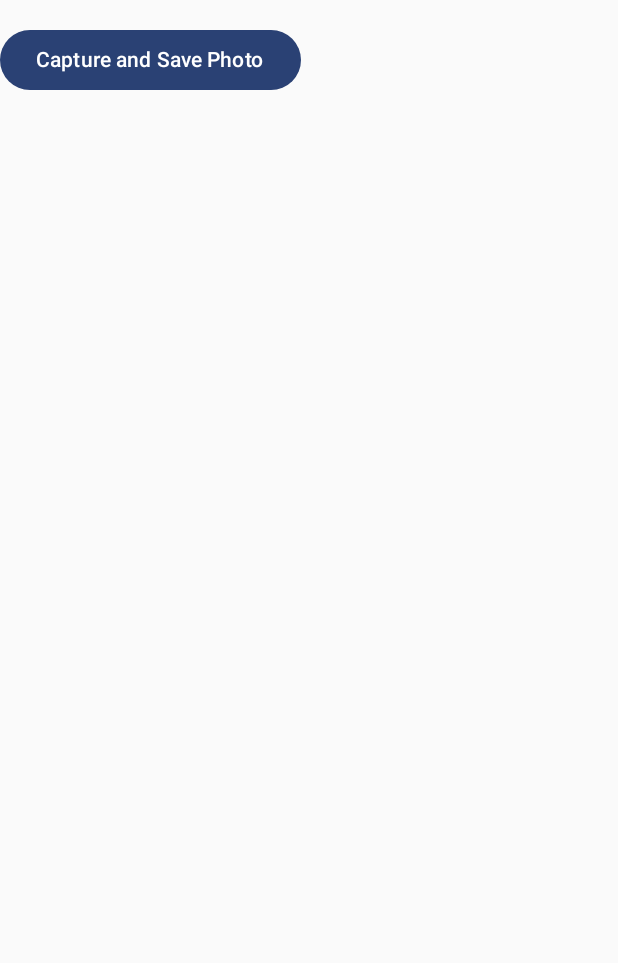
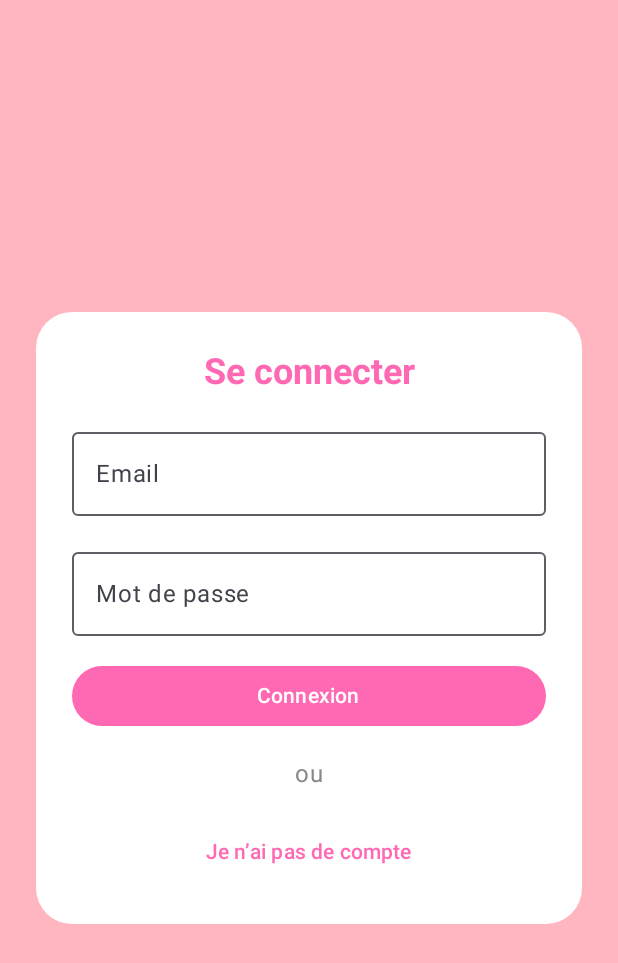
Before and after one commit to KarenKhou/SmartCloset, an Android app built with Jetpack Compose: the screen it shows after launch (MainActivity), on a phone screen of 412 x 824 dp. Shown: the top 963 px of the screen. Run offline under Robolectric (Android 15) with nearby library versions, the phone set to English and light mode, and no system bars; libraries missing offline, so code that uses them is left out: io.github.jan.supabase.

Commit message:
front-end changes1

```diff
--- a/MobileApp/app/build.gradle.kts
+++ b/MobileApp/app/build.gradle.kts
@@ -76,7 +76,8 @@ dependencies {
     implementation ("androidx.camera:camera-lifecycle:1.4.2")
     // CameraX View library
     implementation ("androidx.camera:camera-view:1.4.2")
-
+    implementation ("androidx.compose.material:material-icons-extended:1.4.0")
+    implementation ("io.coil-kt:coil-compose:2.1.0")
 
 
 
--- a/MobileApp/app/src/main/java/com/example/tesy2/MainActivity.kt
+++ b/MobileApp/app/src/main/java/com/example/tesy2/MainActivity.kt
@@ -53,6 +53,8 @@ import io.github.jan.supabase.auth.FlowType
 import io.github.jan.supabase.auth.auth
 import io.github.jan.supabase.auth.providers.builtin.Email
 import kotlinx.coroutines.launch
+import com.example.tesy2.ui.navigation.AppNavHost
+
 
 
 
@@ -73,11 +75,15 @@ class MainActivity : ComponentActivity() {
         setContent {
             Tesy2Theme {
                val navController = rememberNavController()
-               //AppNavHost(navController = navController)
+              AppNavHost(navController = navController)
                 //ClothingScreen(navController = navController)
                 //AddClothingScreen()
                 //SuggScreen(navController = navController)
-                CameraScreen()
+                //CameraScreen()
+//                Surface(color = MaterialTheme.colors.background) {
+
+               // }
+
             }
         }
     }
--- a/MobileApp/app/src/main/java/com/example/tesy2/ui/navigation/AppNavHost.kt
+++ b/MobileApp/app/src/main/java/com/example/tesy2/ui/navigation/AppNavHost.kt
@@ -20,7 +20,9 @@ fun AppNavHost(navController: NavHostController) {
         composable("sign_up") {
             SignUpScreen(navController = navController)
         }
-
+        composable("main") {
+            MainScreenWithBottomNav(navController)
+        }
         // Tu pourras ajouter ici d'autres routes plus tard (home, profil, etc.)
     }
 }
--- a/MobileApp/app/src/main/java/com/example/tesy2/ui/screens/ClothingListScreen.kt
+++ b/MobileApp/app/src/main/java/com/example/tesy2/ui/screens/ClothingListScreen.kt
@@ -19,7 +19,6 @@ import androidx.compose.foundation.lazy.items
 @Composable
 fun ClothingScreen(
     modifier: Modifier = Modifier,
-    navController: NavController,
     viewModel: ClothingViewModel = viewModel()
 ) {
     val clothingList = viewModel.clothingItems.collectAsState().value
--- a/MobileApp/app/src/main/java/com/example/tesy2/ui/screens/SignInScreen.kt
+++ b/MobileApp/app/src/main/java/com/example/tesy2/ui/screens/SignInScreen.kt
@@ -1,23 +1,28 @@
 package com.example.tesy2.ui.screens
 
 import android.widget.Toast
+import androidx.compose.foundation.background
 import androidx.compose.foundation.layout.*
+import androidx.compose.foundation.shape.RoundedCornerShape
 import androidx.compose.material3.*
 import androidx.compose.runtime.*
 import androidx.compose.ui.Alignment
 import androidx.compose.ui.Modifier
 import androidx.compose.ui.graphics.Color
 import androidx.compose.ui.platform.LocalContext
+import androidx.compose.ui.text.font.FontWeight
 import androidx.compose.ui.unit.dp
+import androidx.compose.ui.unit.sp
 import androidx.lifecycle.viewmodel.compose.viewModel
 import androidx.navigation.NavController
 import com.example.tesy2.viewmodel.AuthViewModel
+import com.example.tesy2.ui.theme.pinkColor
+import com.example.tesy2.ui.theme.lightPink
 
 @Composable
 fun SignInScreen(
     modifier: Modifier = Modifier,
     navController: NavController,
-
     viewModel: AuthViewModel = viewModel()
 ) {
     val context = LocalContext.current
@@ -26,33 +31,54 @@ fun SignInScreen(
     val password by viewModel.password.collectAsState()
     val signInSuccess by viewModel.signInSuccess.collectAsState()
 
-    // Afficher le résultat dans un toast
+
     LaunchedEffect(signInSuccess) {
         if (signInSuccess != null) {
-            Toast.makeText(
-                context,
             if (signInSuccess == true) {
-                    "✅ Connexion réussie"
-                } else "❌ Connexion échouée",
-                Toast.LENGTH_LONG
-            ).show()
+                Toast.makeText(context, "✅ Connexion réussie", Toast.LENGTH_LONG).show()
+                navController.navigate("main") {
+                    popUpTo("sign_in") { inclusive = true }
+                }
+            } else {
+                Toast.makeText(context, "❌ Connexion échouée", Toast.LENGTH_LONG).show()
+            }
         }
     }
 
-    Column(
+    Box(
         modifier = modifier
             .fillMaxSize()
+            .background(lightPink),
+        contentAlignment = Alignment.Center
+    ) {
+        Column(
+            modifier = Modifier
+                .fillMaxWidth()
+                .padding(24.dp)
+                .background(Color.White, shape = RoundedCornerShape(24.dp))
                 .padding(24.dp),
-        verticalArrangement = Arrangement.spacedBy(16.dp)
+            verticalArrangement = Arrangement.spacedBy(16.dp),
+            horizontalAlignment = Alignment.CenterHorizontally
         ) {
-        Text("Se connecter avec son compte", style = MaterialTheme.typography.headlineSmall)
+            Text(
+                "Se connecter",
+                style = MaterialTheme.typography.headlineSmall.copy(
+                    fontSize = 24.sp,
+                    fontWeight = FontWeight.Bold,
+                    color = pinkColor
+                )
+            )
 
             OutlinedTextField(
                 value = email,
                 onValueChange = viewModel::onEmailChange,
                 label = { Text("Email") },
                 modifier = Modifier.fillMaxWidth(),
-            colors = OutlinedTextFieldDefaults.colors(focusedTextColor = Color.Black)
+                colors = OutlinedTextFieldDefaults.colors(
+                    focusedTextColor = Color.Black,
+                    focusedBorderColor = pinkColor,
+                    cursorColor = pinkColor
+                )
             )
 
             OutlinedTextField(
@@ -60,32 +86,29 @@ fun SignInScreen(
                 onValueChange = viewModel::onPasswordChange,
                 label = { Text("Mot de passe") },
                 modifier = Modifier.fillMaxWidth(),
-            colors = OutlinedTextFieldDefaults.colors(focusedTextColor = Color.Black)
+                colors = OutlinedTextFieldDefaults.colors(
+                    focusedTextColor = Color.Black,
+                    focusedBorderColor = pinkColor,
+                    cursorColor = pinkColor
+                )
             )
 
             Button(
                 onClick = { viewModel.signIn() },
+                modifier = Modifier.fillMaxWidth(),
+                colors = ButtonDefaults.buttonColors(containerColor = pinkColor)
+            ) {
+                Text("Connexion", color = Color.White)
+            }
+
+            Text("ou", color = Color.Gray)
+
+            TextButton(
+                onClick = { navController.navigate("sign_up") },
                 modifier = Modifier.fillMaxWidth()
             ) {
-            Text("Connexion")
-        }
-        Text(
-            text = "ou",
-            modifier = Modifier
-                .padding(top = 12.dp)
-                .align(Alignment.CenterHorizontally)
-        )
-
-        TextButton(
-            onClick = {
-                navController.navigate("sign_up")
-            },
-            modifier = Modifier
-                .fillMaxWidth()
-                .padding(top = 16.dp)
-        ) {
-            Text("Je n’ai pas de compte")
-        }
-
+                Text("Je n’ai pas de compte", color = pinkColor)
             }
         }
+    }
+}
--- a/MobileApp/app/src/main/java/com/example/tesy2/ui/screens/SuggestionListScreen.kt
+++ b/MobileApp/app/src/main/java/com/example/tesy2/ui/screens/SuggestionListScreen.kt
@@ -17,7 +17,6 @@ import com.example.tesy2.viewmodel.ClothingViewModel
 @Composable
 fun SuggScreen(
     modifier: Modifier = Modifier,
-    navController: NavController,
     viewModel: ClothingViewModel = viewModel()
 ) {
     val suggList = viewModel.suggestions.collectAsState().value
--- a/MobileApp/app/src/main/java/com/example/tesy2/ui/theme/Color.kt
+++ b/MobileApp/app/src/main/java/com/example/tesy2/ui/theme/Color.kt
@@ -9,3 +9,9 @@ val Pink80 = Color(0xFFEFB8C8)
 val Purple40 = Color(0xFF6650a4)
 val PurpleGrey40 = Color(0xFF625b71)
 val Pink40 = Color(0xFF7D5260)
+
+
+val Gray1=Color(0xFFD3D3D3)
+
+val pinkColor = Color(0xFFFF69B4)
+val lightPink = Color(0xFFFFB6C1)
```
Also changed, not shown: MobileApp/app/src/main/java/com/example/tesy2/ui/navigation/Navigation.kt (added, +183 -0 lines), MobileApp/app/src/main/java/com/example/tesy2/ui/screens/SignUpScreen.kt (+57 -21 lines), MobileApp/app/src/main/res/drawable/wand_magic_sparkles_solid.xml (added, +9 -0 lines), 2 other files. Lines whose indentation alone changed are shown as unchanged.
